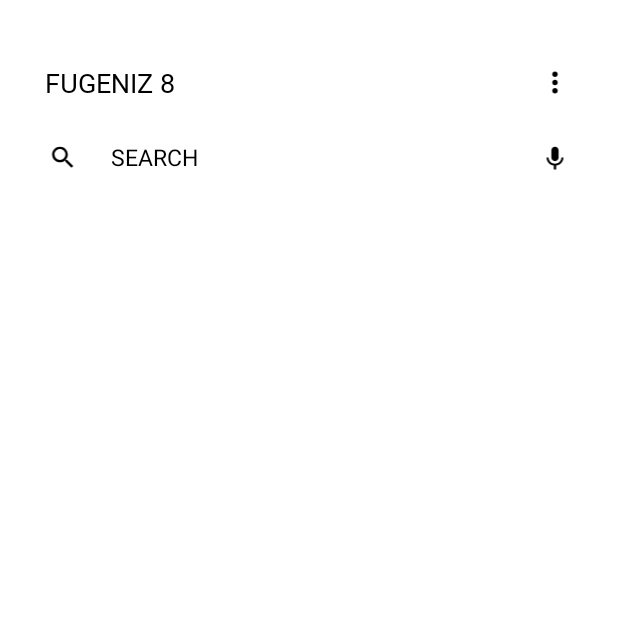
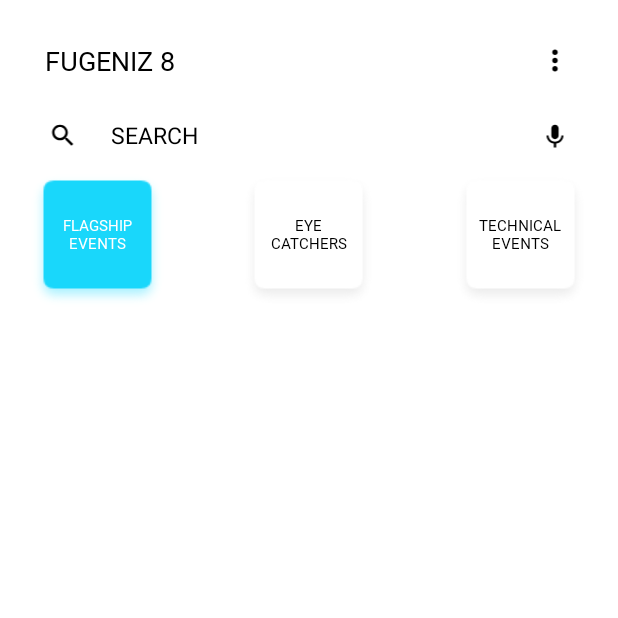
Before and after one commit to slyidiot/FugenApp, an Android app: the screen it shows after launch (HomeActivity), on a phone screen of 412 x 824 dp, the top half of it. Run offline under Robolectric (Android 15) with nearby library versions, the phone set to English and light mode, and no system bars; Roboto replaces fonts that are not available here.

Commit message:
#7: Added Category Buttons and shadow drawables

```diff
--- a/app/build.gradle
+++ b/app/build.gradle
@@ -17,6 +17,9 @@ android {
             proguardFiles getDefaultProguardFile('proguard-android.txt'), 'proguard-rules.pro'
         }
     }
+    dataBinding {
+        enabled = true
+    }
 }
 
 dependencies {
--- a/app/src/main/res/layout/activity_home.xml
+++ b/app/src/main/res/layout/activity_home.xml
@@ -3,9 +3,7 @@
     xmlns:tools="http://schemas.android.com/tools"
     android:layout_width="match_parent"
     android:layout_height="match_parent"
-    android:background="?attr/colorPrimary"
-    android:paddingLeft="@dimen/default_padding"
-    android:paddingRight="@dimen/default_padding"
+    android:background="@color/white"
     android:paddingTop="@dimen/top_padding"
     tools:context="com.fugenapp.ui.activities.HomeActivity">
 
@@ -13,6 +11,8 @@
         android:id="@+id/action_bar"
         android:layout_width="match_parent"
         android:layout_height="50dp"
+        android:layout_marginEnd="@dimen/default_padding"
+        android:layout_marginStart="@dimen/default_padding"
         android:orientation="horizontal">
 
         <TextView
@@ -41,6 +41,8 @@
         android:layout_width="match_parent"
         android:layout_height="50dp"
         android:layout_below="@id/action_bar"
+        android:layout_marginEnd="@dimen/default_padding"
+        android:layout_marginStart="@dimen/default_padding"
         android:orientation="horizontal">
 
         <ImageView
@@ -73,4 +75,65 @@
 
     </LinearLayout>
 
+    <LinearLayout
+        android:layout_width="match_parent"
+        android:layout_height="wrap_content"
+        android:layout_below="@id/search_container"
+        android:layout_marginEnd="20dp"
+        android:layout_marginStart="20dp"
+        android:orientation="horizontal">
+
+        <FrameLayout
+            android:layout_width="0dp"
+            android:layout_height="match_parent"
+            android:layout_weight="1">
+
+            <TextView
+                android:layout_width="90dp"
+                android:layout_height="90dp"
+                android:layout_gravity="start"
+                android:background="@drawable/blue_btn_bg"
+                android:fontFamily="@font/roboto_black"
+                android:gravity="center"
+                android:text="@string/cat_flagship"
+                android:textColor="@color/white"
+                android:textSize="@dimen/category_text_size" />
+        </FrameLayout>
+
+        <FrameLayout
+            android:layout_width="0dp"
+            android:layout_height="match_parent"
+            android:layout_weight="1">
+
+            <TextView
+                android:layout_width="90dp"
+                android:layout_height="90dp"
+                android:layout_gravity="center"
+                android:background="@drawable/white_btn_bg"
+                android:fontFamily="@font/roboto_black"
+                android:gravity="center"
+                android:text="@string/cat_eyecatchers"
+                android:textColor="@color/black"
+                android:textSize="@dimen/category_text_size" />
+        </FrameLayout>
+
+        <FrameLayout
+            android:layout_width="0dp"
+            android:layout_height="match_parent"
+            android:layout_weight="1">
+
+            <TextView
+                android:layout_width="90dp"
+                android:layout_height="90dp"
+                android:layout_gravity="end"
+                android:background="@drawable/white_btn_bg"
+                android:fontFamily="@font/roboto_black"
+                android:gravity="center"
+                android:text="@string/cat_technical"
+                android:textColor="@color/black"
+                android:textSize="@dimen/category_text_size" />
+        </FrameLayout>
+
+    </LinearLayout>
+
 </RelativeLayout>
--- /dev/null
+++ b/app/src/main/res/values-v21/styles.xml
@@ -0,0 +1,9 @@
+<?xml version="1.0" encoding="utf-8"?>
+<resources xmlns:tools="http://schemas.android.com/tools">
+
+    <style name="Default" parent="Theme.AppCompat.Light.NoActionBar">
+        <item name="colorPrimaryDark" tools:targetApi="23">@color/white</item>
+        <item name="android:windowLightStatusBar" tools:targetApi="23">true</item>
+
+    </style>
+</resources>
--- a/app/src/main/res/values/dimens.xml
+++ b/app/src/main/res/values/dimens.xml
@@ -1,11 +1,12 @@
 <?xml version="1.0" encoding="utf-8"?>
 <resources>
     <dimen name="home_logo_size">150dp</dimen>
-    <dimen name="top_padding">30dp</dimen>
+    <dimen name="top_padding">15dp</dimen>
     <dimen name="default_padding">30dp</dimen>
     <dimen name="min_clickable_size">48dp</dimen>
 
     <!-- Text Sizes -->
     <dimen name="action_bar_text_size">18sp</dimen>
     <dimen name="search_bar_text_size">15sp</dimen>
+    <dimen name="category_text_size">10sp</dimen>
 </resources>
--- a/app/src/main/res/values/strings.xml
+++ b/app/src/main/res/values/strings.xml
@@ -2,4 +2,7 @@
     <string name="app_name">FugenApp</string>
     <string name="action_bar_text">FUGENIZ 8</string>
     <string name="search_hint">SEARCH</string>
+    <string name="cat_flagship">FLAGSHIP\nEVENTS</string>
+    <string name="cat_eyecatchers">EYE\nCATCHERS</string>
+    <string name="cat_technical">TECHNICAL\nEVENTS</string>
 </resources>
--- a/app/src/main/res/values/styles.xml
+++ b/app/src/main/res/values/styles.xml
@@ -4,12 +4,6 @@
         <item name="colorPrimary">@color/white</item>
         <item name="colorPrimaryDark">@color/white</item>
         <item name="colorAccent">@color/brightGreen</item>
-        <!-- Navigation View Colors -->
-        <item name="centerButtonColor">@color/blueGrey</item>
-        <item name="navigationBackgroundColor">@color/white</item>
-        <item name="centerButtonInactiveIconColor">@color/white</item>
-        <item name="activeItemColor">@color/blueGrey</item>
-        <item name="inactiveItemColor">@color/disabledGrey</item>
     </style>
 
 </resources>
```
Also changed, not shown: app/src/main/res/drawable/blue_btn_bg.9.png (added), app/src/main/res/drawable/white_btn_bg.9.png (added).
